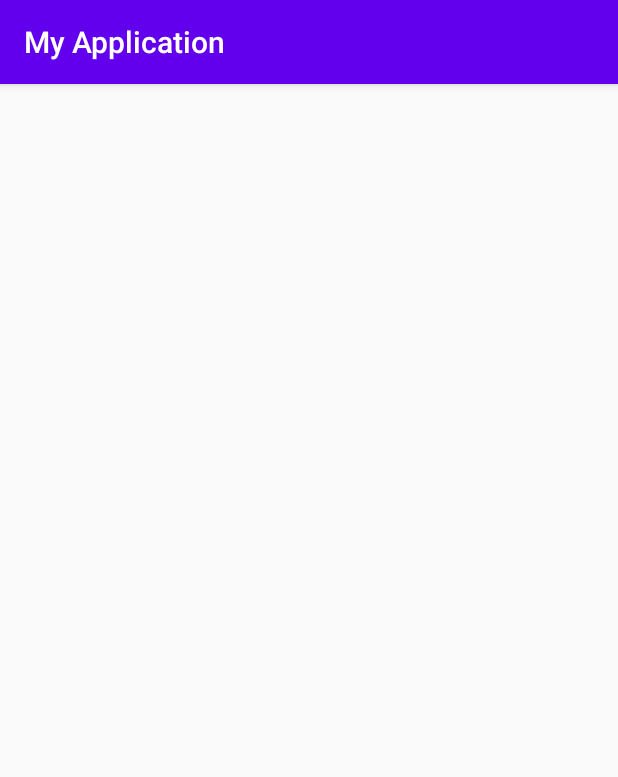
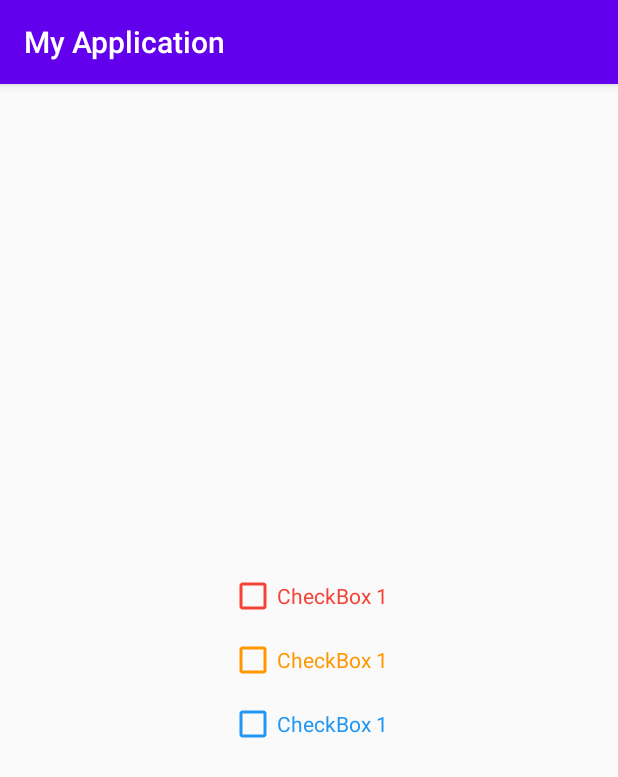
Before and after one commit to alirezabashi98/Overview-of-previous-codes, an Android app: the TestEditText screen opened directly, with no data from a screen before it, on a phone screen of 412 x 824 dp. Shown: the top 777 px of the screen. Run offline under Robolectric (Android 15) with nearby library versions, the phone set to English and light mode, and no system bars.

Commit message:
write activity test CheckBox

```diff
--- a/app/src/main/res/layout/activity_test_edit_text.xml
+++ b/app/src/main/res/layout/activity_test_edit_text.xml
@@ -1,9 +1,42 @@
 <?xml version="1.0" encoding="utf-8"?>
-<androidx.constraintlayout.widget.ConstraintLayout xmlns:android="http://schemas.android.com/apk/res/android"
-    xmlns:app="http://schemas.android.com/apk/res-auto"
+<LinearLayout xmlns:android="http://schemas.android.com/apk/res/android"
     xmlns:tools="http://schemas.android.com/tools"
     android:layout_width="match_parent"
     android:layout_height="match_parent"
-    tools:context=".TestEditText">
+    xmlns:app="http://schemas.android.com/apk/res-auto"
+    tools:context=".TestEditText"
+    android:layout_gravity="center"
+    android:gravity="center"
+    android:orientation="vertical">
 
-</androidx.constraintlayout.widget.ConstraintLayout>
+    <CheckBox
+        android:id="@+id/CheckBox_1"
+        android:layout_width="wrap_content"
+        android:layout_height="wrap_content"
+        android:text="CheckBox 1"
+        android:buttonTint="#F44336"
+        app:buttonTint="#F44336"
+        android:textColor="#F44336"
+        android:layout_margin="5dp"/>
+
+    <CheckBox
+        android:id="@+id/CheckBox_2"
+        android:layout_width="wrap_content"
+        android:layout_height="wrap_content"
+        android:text="CheckBox 1"
+        android:buttonTint="#FF9800"
+        app:buttonTint="#FF9800"
+        android:textColor="#FF9800"
+        android:layout_margin="5dp"/>
+
+    <CheckBox
+        android:id="@+id/CheckBox_3"
+        android:layout_width="wrap_content"
+        android:layout_height="wrap_content"
+        android:text="CheckBox 1"
+        android:buttonTint="#2196F3"
+        app:buttonTint="#2196F3"
+        android:textColor="#2196F3"
+        android:layout_margin="5dp"/>
+
+</LinearLayout>
```
